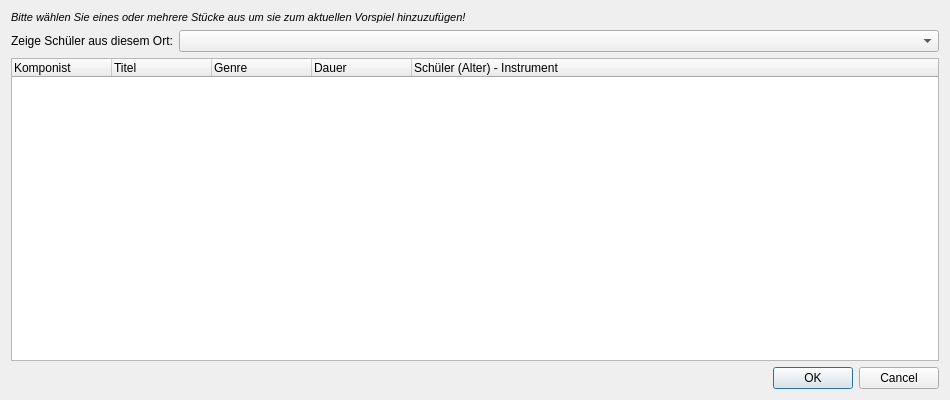
First picture: the form in src/gui/concertmanager/selectpiecesdialog.ui, repository doitux/qupil, before the edit.
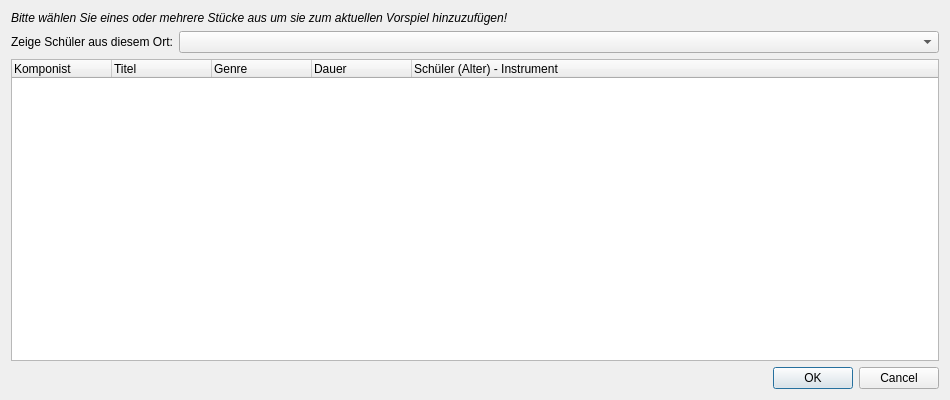
Second picture: the form after the edit.

Commit message: - next steps for #3 (too small font sizes) - new qupil logo - updated copyright information strings - added qupil.de as project website

Diff of the .ui file:
```diff
--- a/src/gui/concertmanager/selectpiecesdialog.ui
+++ b/src/gui/concertmanager/selectpiecesdialog.ui
@@ -20,7 +20,7 @@
       <string>&lt;!DOCTYPE HTML PUBLIC &quot;-//W3C//DTD HTML 4.0//EN&quot; &quot;http://www.w3.org/TR/REC-html40/strict.dtd&quot;&gt;
 &lt;html&gt;&lt;head&gt;&lt;meta name=&quot;qrichtext&quot; content=&quot;1&quot; /&gt;&lt;style type=&quot;text/css&quot;&gt;
 p, li { white-space: pre-wrap; }
-&lt;/style&gt;&lt;/head&gt;&lt;body style=&quot; font-family:'Nimbus Sans L'; font-size:8pt; font-weight:400; font-style:normal;&quot;&gt;
+&lt;/style&gt;&lt;/head&gt;&lt;body style=&quot; font-weight:400; font-style:normal;&quot;&gt;
 &lt;p style=&quot; margin-top:0px; margin-bottom:0px; margin-left:0px; margin-right:0px; -qt-block-indent:0; text-indent:0px;&quot;&gt;&lt;span style=&quot; font-style:italic;&quot;&gt;Bitte wählen Sie eines oder mehrere Stücke aus um sie zum aktuellen Vorspiel hinzuzufügen!&lt;/span&gt;&lt;/p&gt;&lt;/body&gt;&lt;/html&gt;</string>
      </property>
     </widget>
```
The commit also changes 18 other files.
